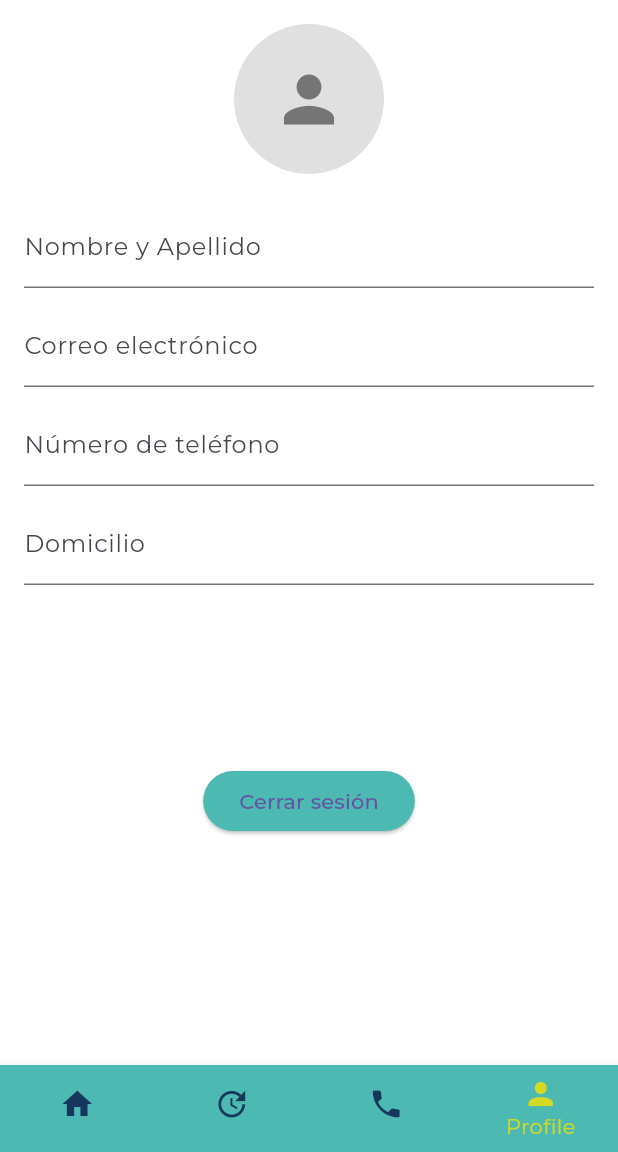
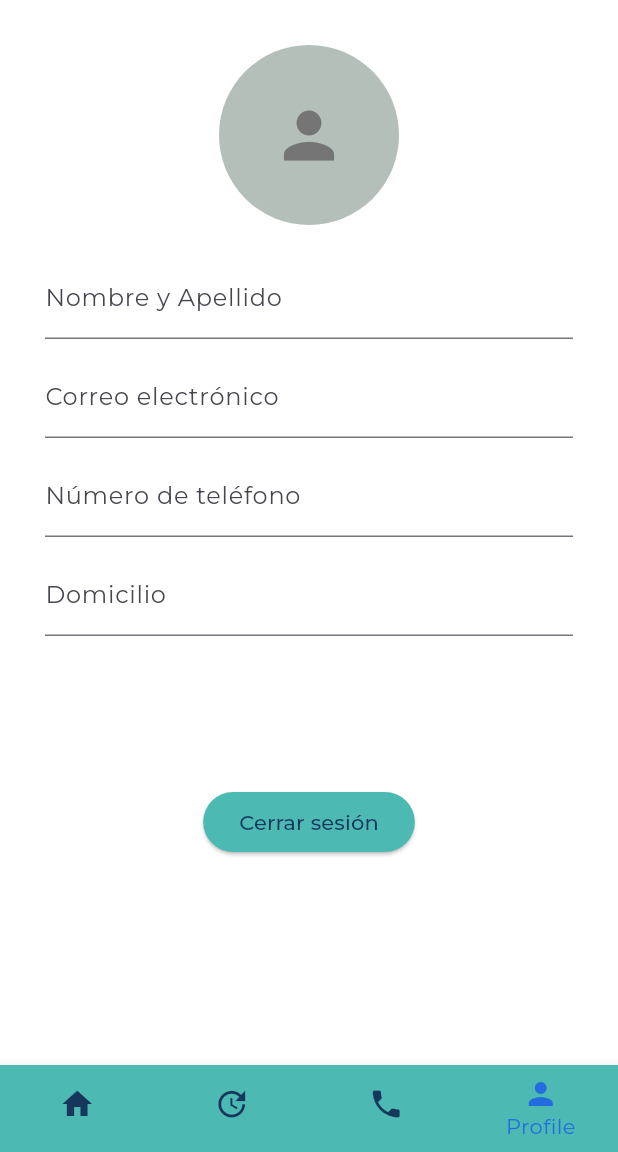
Before and after one commit to Korniev/Luzergia_solar_app, a Flutter app: the ProfileScreen screen opened directly, on a phone screen of 412 x 824 dp, the part 84-1236 px from its top. Run offline on Flutter 3.47's test engine with Material 3 defaults, Android fonts, the phone set to English and light mode, and no system bars; our stand-ins replace google_fonts.

Commit message:
upd some style

```diff
--- a/lib/main.dart
+++ b/lib/main.dart
@@ -24,7 +24,7 @@ class MyApp extends StatelessWidget {
           textTheme: GoogleFonts.montserratTextTheme(),
           bottomNavigationBarTheme: const BottomNavigationBarThemeData(
             backgroundColor: AppStyles.pantone2,
-            selectedItemColor: AppStyles.pantone5,
+            selectedItemColor: AppStyles.celticBlue,
             unselectedItemColor: AppStyles.pantone1,
             showSelectedLabels: true,
             showUnselectedLabels: false,
--- a/lib/screens/profile.dart
+++ b/lib/screens/profile.dart
@@ -36,12 +36,12 @@ class _ProfileScreenState extends State<ProfileScreen> {
       ),
       body: SingleChildScrollView(
         child: Padding(
-          padding: const EdgeInsets.all(16),
+          padding: const EdgeInsets.all(30),
           child: Column(
             children: [
               CircleAvatar(
-                radius: 50,
-                backgroundColor: Colors.grey.shade300,
+                radius: 60,
+                backgroundColor: AppStyles.ashGrey,
                 child: Icon(
                   Icons.person,
                   size: 50,
@@ -67,7 +67,7 @@ class _ProfileScreenState extends State<ProfileScreen> {
               TextFormField(
                 decoration: const InputDecoration(labelText: 'Domicilio'),
               ),
-              const SizedBox(height: 120),
+              const SizedBox(height: 100),
               ElevatedButton(
                 onPressed: () {
                   Navigator.of(context).pushAndRemoveUntil(
@@ -77,9 +77,8 @@ class _ProfileScreenState extends State<ProfileScreen> {
                   );
                 },
                 style: ElevatedButton.styleFrom(
-                    backgroundColor:
-                        AppStyles.pantone2 // Set the background color
-                    ),
+                    backgroundColor: AppStyles.pantone2,
+                    foregroundColor: AppStyles.pantone1),
                 child: const Text('Cerrar sesión'),
               ),
             ],
--- a/lib/styles/app_styles.dart
+++ b/lib/styles/app_styles.dart
@@ -10,4 +10,5 @@ class AppStyles {
   static const Color mindAro = Color(0xFFEDF67D);
   static const Color mintGreen = Color(0xFFD7FDEC);
   static const Color celticBlue = Color(0xFF226CE0);
+  static const Color ashGrey = Color(0xFFB3BFB8);
 }
```
Also changed, not shown: lib/screens/help_desk.dart (+5 -3 lines).
